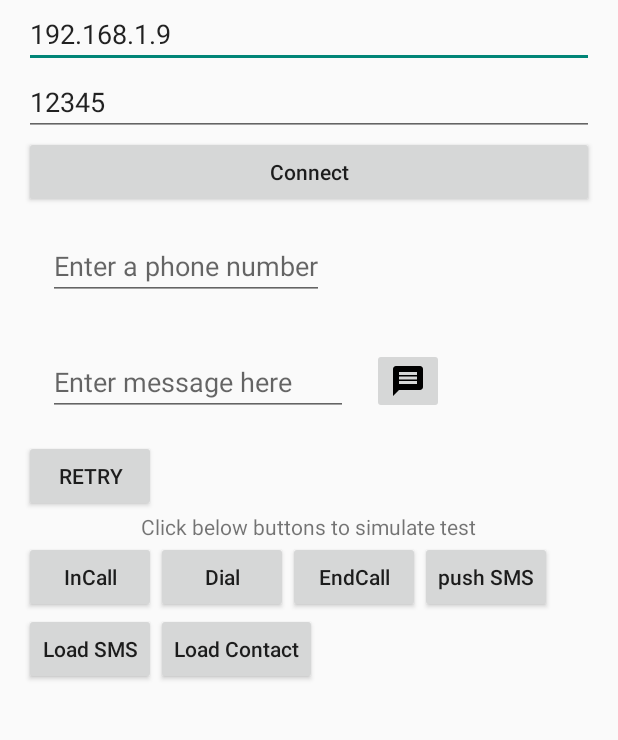
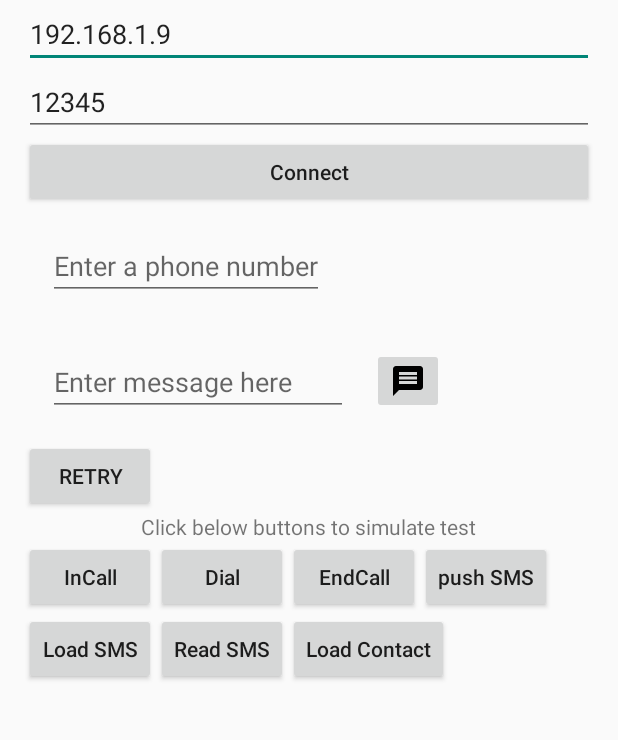
Before and after one commit to giangtqh/hellosdl2w_5.0.0, an Android app: the screen it shows after launch (MainActivity), on a phone screen of 412 x 824 dp, the part 137-877 px from its top. Run offline under Robolectric (Android 15) with nearby library versions, the phone set to English and light mode, and no system bars; our stand-ins replace ButterKnife; 1 statement that could not run was skipped.

```diff
--- a/app/src/main/res/layout/activity_main.xml
+++ b/app/src/main/res/layout/activity_main.xml
@@ -136,11 +136,20 @@
             android:textAllCaps="false" />
 
         <Button
+            android:id="@+id/btnReadSms"
+            android:text="Read SMS"
+            android:layout_below="@id/btnInCall"
+            android:layout_toRightOf="@id/btnLoadSms"
+            android:layout_width="wrap_content"
+            android:layout_height="wrap_content"
+            android:textAllCaps="false" />
+
+        <Button
             android:id="@+id/btnContact"
             android:layout_width="wrap_content"
             android:layout_height="wrap_content"
             android:layout_below="@id/btnDial"
-            android:layout_toRightOf="@+id/btnLoadSms"
+            android:layout_toRightOf="@+id/btnReadSms"
             android:text="Load Contact"
             android:textAllCaps="false" />
 
```
Also changed, not shown: app/src/main/java/com/example/hellosdl2w/MainActivity.java (+46 -2 lines), app/src/main/java/com/example/hellosdl2w/SMSReceiver.java (+5 -4 lines), app/src/main/java/com/example/hellosdl2w/SdlService.java (+44 -7 lines).
